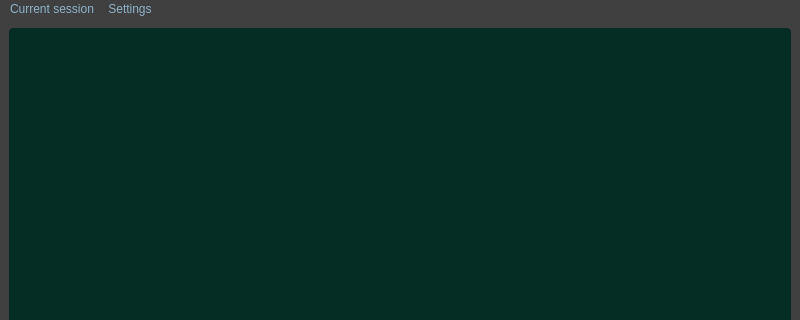
Old version of the form mainwindow.ui in the repository leo-gerv/ocaml-shell; both pictures show x 0 to 800 and y 0 to 320 of the 800 by 600 pixel window.
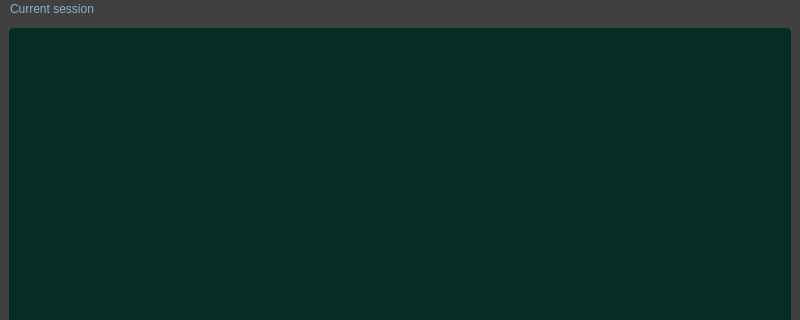
New version of the form. Icons and pictures are not drawn. Custom widgets are drawn as their Qt base class.

What changed in the file:
```diff
--- a/mainwindow.ui
+++ b/mainwindow.ui
@@ -53,7 +53,7 @@
      <x>0</x>
      <y>0</y>
      <width>800</width>
-     <height>21</height>
+     <height>20</height>
     </rect>
    </property>
    <widget class="QMenu" name="menuSome_menu">
@@ -62,14 +62,7 @@
     </property>
     <addaction name="saveExp"/>
    </widget>
-   <widget class="QMenu" name="menuSettings">
-    <property name="title">
-     <string>Settings</string>
-    </property>
-    <addaction name="fontAction"/>
-   </widget>
    <addaction name="menuSome_menu"/>
-   <addaction name="menuSettings"/>
   </widget>
   <widget class="QStatusBar" name="statusbar">
    <property name="statusTip">
```
Left out of the diff: 18 changed lines with no effect on the pictures.
